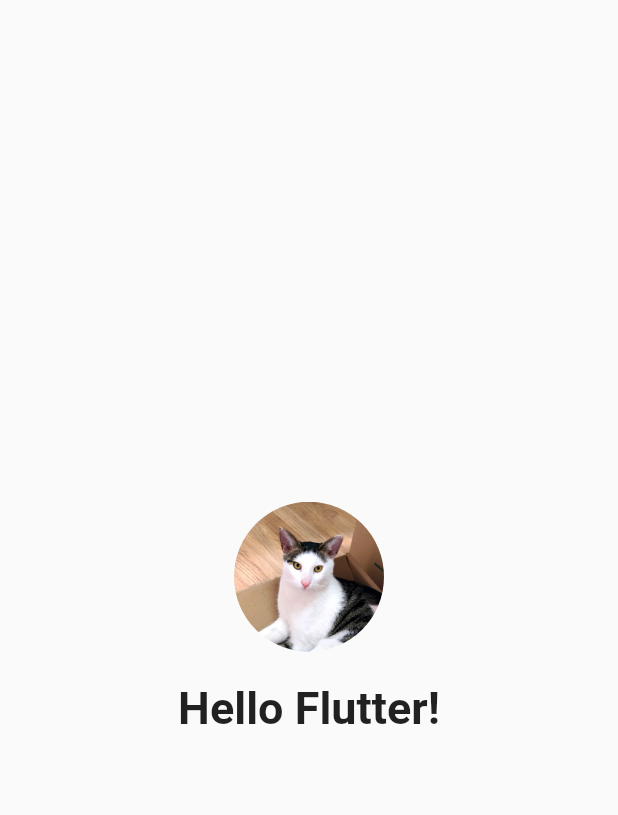
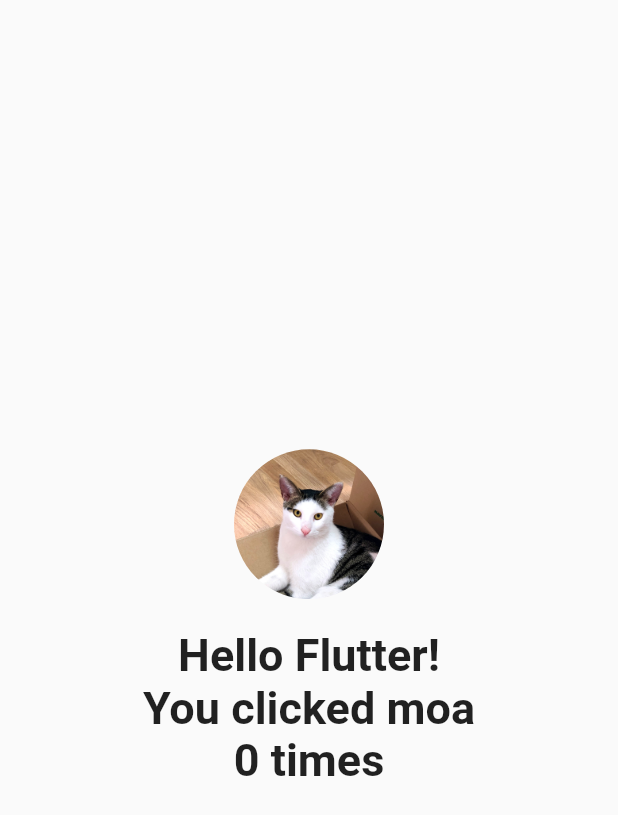
Before and after one commit to hsh2001/flutter-template, a Flutter app: the screen it shows after launch, on a phone screen of 412 x 824 dp. Shown: the top 815 px of the screen. Run offline on Flutter 3.47's test engine with Material 2 defaults, Android fonts, the phone set to English and light mode, and no system bars.

Commit message:
Provider 활용 예제

```diff
--- a/lib/main.dart
+++ b/lib/main.dart
@@ -5,14 +5,22 @@ import 'package:provider/provider.dart';
 void main() => runApp(const MyApp());
 
 /// You can remove _Screen widget to reset project when you use this template.
-class _Screen extends StatelessWidget {
+class _Screen extends StatefulWidget {
+  @override
+  __ScreenState createState() => __ScreenState();
+}
+
+class __ScreenState extends State<_Screen> {
   @override
   Widget build(BuildContext context) {
+    final countProvider = Provider.of<CountProvider>(context);
+
     return Column(
       mainAxisAlignment: MainAxisAlignment.center,
       crossAxisAlignment: CrossAxisAlignment.center,
       children: [
-        Center(
+        GestureDetector(
+          onTap: countProvider.up,
           child: ClipRRect(
             borderRadius: BorderRadius.circular(100),
             child: Image.asset(
@@ -22,12 +30,16 @@ class _Screen extends StatelessWidget {
             ),
           ),
         ),
-        const Padding(
-          padding: EdgeInsets.only(top: 20),
+        Padding(
+          padding: const EdgeInsets.only(top: 20),
           child: Center(
             child: Text(
-              'Hello Flutter!',
-              style: TextStyle(fontSize: 30, fontWeight: FontWeight.bold),
+              'Hello Flutter!\nYou clicked moa\n${countProvider.count} times',
+              textAlign: TextAlign.center,
+              style: const TextStyle(
+                fontSize: 30,
+                fontWeight: FontWeight.bold,
+              ),
             ),
           ),
         ),
```
